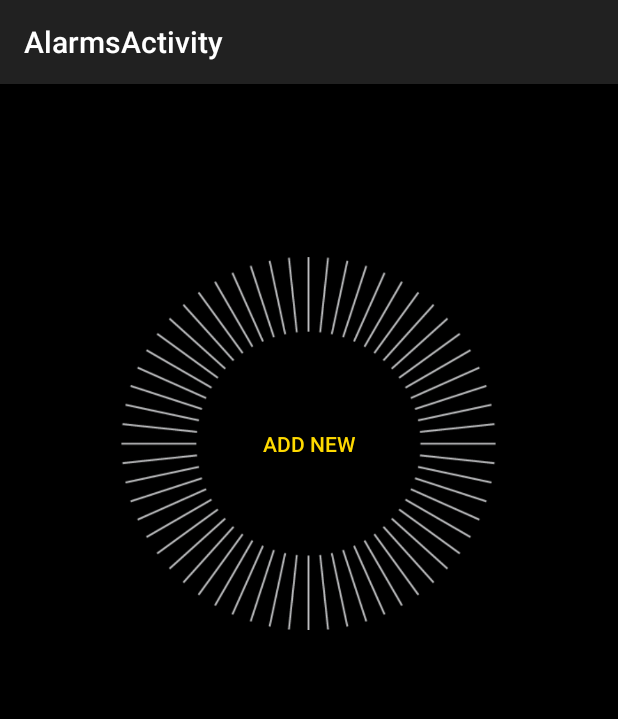
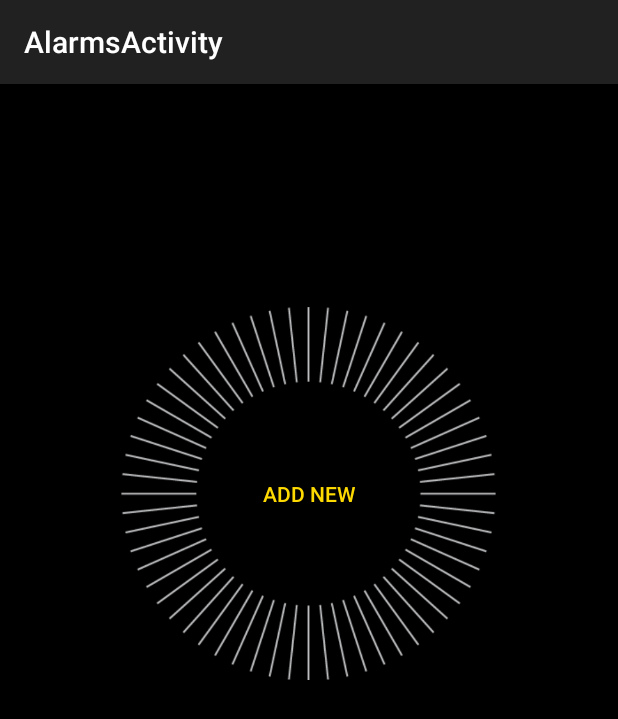
Before and after one commit to CristinaNicolae/TimezoneAlarm, an Android app: the AlarmsFragment screen opened directly, with no data from a screen before it, on a phone screen of 412 x 824 dp. Shown: the top 719 px of the screen. Run offline under Robolectric (Android 15) with nearby library versions, the phone set to English and light mode, and no system bars.

Commit message:
Alarms layout modified; removed up/down images;

```diff
--- a/app/src/main/java/com/cristina/timezonealarm/AlarmsFragment.java
+++ b/app/src/main/java/com/cristina/timezonealarm/AlarmsFragment.java
@@ -63,8 +63,6 @@ public class AlarmsFragment extends Fragment implements
     boolean isTouchable = false;
     ListView alarmListView;
     ArrayList<Alarm> alarmArrayList = new ArrayList<Alarm>();
-    ImageView upImage;
-    ImageView downImage;
     Uri alarmUri;
     private SimpleCursorAdapter adapter;
     ArrayList<PendingIntents> piArray = new ArrayList<PendingIntents>();
@@ -132,8 +130,6 @@ public class AlarmsFragment extends Fragment implements
             }
         });
 
-        upImage = (ImageView) rootView.findViewById(R.id.upImage);
-        downImage = (ImageView) rootView.findViewById(R.id.downImage);
         setAlarm.setOnClickListener(new View.OnClickListener() {
             @Override
             public void onClick(View v) {
@@ -333,22 +329,22 @@ public class AlarmsFragment extends Fragment implements
 //                Log.d("first visible", String.valueOf(alarmListView.getFirstVisiblePosition()));
 //                Log.d("last visible", String.valueOf(alarmListView.getLastVisiblePosition()));
 //                Log.d("size", String.valueOf(alarmArrayList.size()-1));
-                if (alarmListView.getFirstVisiblePosition() == 0 && alarmListView.getLastVisiblePosition() == alarmArrayList.size() - 1) {
-                    upImage.setVisibility(View.INVISIBLE);
-                    downImage.setVisibility(View.INVISIBLE);
-                }
-                if (alarmListView.getFirstVisiblePosition() == 0 && alarmListView.getLastVisiblePosition() != alarmArrayList.size() - 1) {
-                    upImage.setVisibility(View.INVISIBLE);
-                    downImage.setVisibility(View.VISIBLE);
-                }
-                if (alarmListView.getFirstVisiblePosition() != 0 && alarmListView.getLastVisiblePosition() != alarmArrayList.size() - 1) {
-                    upImage.setVisibility(View.VISIBLE);
-                    downImage.setVisibility(View.VISIBLE);
-                }
-                if (alarmListView.getFirstVisiblePosition() != 0 && alarmListView.getLastVisiblePosition() == alarmArrayList.size() - 1) {
-                    upImage.setVisibility(View.VISIBLE);
-                    downImage.setVisibility(View.INVISIBLE);
-                }
+//                if (alarmListView.getFirstVisiblePosition() == 0 && alarmListView.getLastVisiblePosition() == alarmArrayList.size() - 1) {
+//                    upImage.setVisibility(View.INVISIBLE);
+//                    downImage.setVisibility(View.INVISIBLE);
+//                }
+//                if (alarmListView.getFirstVisiblePosition() == 0 && alarmListView.getLastVisiblePosition() != alarmArrayList.size() - 1) {
+//                    upImage.setVisibility(View.INVISIBLE);
+//                    downImage.setVisibility(View.VISIBLE);
+//                }
+//                if (alarmListView.getFirstVisiblePosition() != 0 && alarmListView.getLastVisiblePosition() != alarmArrayList.size() - 1) {
+//                    upImage.setVisibility(View.VISIBLE);
+//                    downImage.setVisibility(View.VISIBLE);
+//                }
+//                if (alarmListView.getFirstVisiblePosition() != 0 && alarmListView.getLastVisiblePosition() == alarmArrayList.size() - 1) {
+//                    upImage.setVisibility(View.VISIBLE);
+//                    downImage.setVisibility(View.INVISIBLE);
+//                }
 
             }
 
--- a/app/src/main/res/layout/alarm_list_view_item.xml
+++ b/app/src/main/res/layout/alarm_list_view_item.xml
@@ -31,16 +31,14 @@
         <LinearLayout
             android:layout_width="0dp"
             android:layout_height="wrap_content"
-            android:layout_weight="2"
+            android:layout_weight="3"
             android:orientation="horizontal">
 
             <TextView
                 android:id="@+id/hour"
                 android:layout_width="wrap_content"
                 android:layout_height="match_parent"
-
                 android:layout_gravity="center"
-
                 android:gravity="center_vertical"
                 android:textColor="#CCB69B"
                 />
@@ -80,7 +78,7 @@
             android:id="@+id/titleTextView"
             android:layout_width="0dp"
             android:layout_height="match_parent"
-            android:layout_weight="7"
+            android:layout_weight="6"
             android:layout_gravity="center"
             android:background="@android:color/transparent"
             android:gravity="center"
--- a/app/src/main/res/layout/fragment_alarms.xml
+++ b/app/src/main/res/layout/fragment_alarms.xml
@@ -41,7 +41,7 @@
         android:id="@+id/alarmLayout2"
         android:layout_width="match_parent"
         android:layout_height="0dp"
-        android:layout_weight="41">
+        android:layout_weight="50">
 
         <ImageView
             android:id="@+id/needle"
@@ -86,25 +86,16 @@
         android:id="@+id/listViewLayout"
         android:layout_width="match_parent"
         android:layout_height="0dp"
-        android:layout_weight="39"
+        android:layout_weight="40"
         android:orientation="vertical">
-
-        <ImageView
-            android:id="@+id/upImage"
-            android:layout_width="25dp"
-            android:layout_height="25dp"
-            android:layout_gravity="center"
-            android:rotation="180"
-            android:src="@drawable/alarm_6"
-            android:visibility="invisible" />
 
         <ListView
 
             android:id="@+id/alarmListView"
             android:layout_width="wrap_content"
-            android:layout_height="132dp"
-            android:divider="#CCB69B"
-            android:dividerHeight="4px"
+            android:layout_height="match_parent"
+            android:divider="#ffda00"
+            android:dividerHeight="1px"
             android:listSelector="#00000000"
             android:overScrollMode="never"
             android:scrollbars="none">
@@ -113,17 +104,6 @@
 
             </ListView>
 
-        <ImageView
-
-            android:id="@+id/downImage"
-            android:layout_width="25dp"
-            android:layout_height="25dp"
-            android:layout_gravity="center"
-            android:src="@drawable/alarm_6"
-            android:layout_centerHorizontal="true"
-            android:visibility="invisible" />
-
-
 
     </LinearLayout>
 
```
